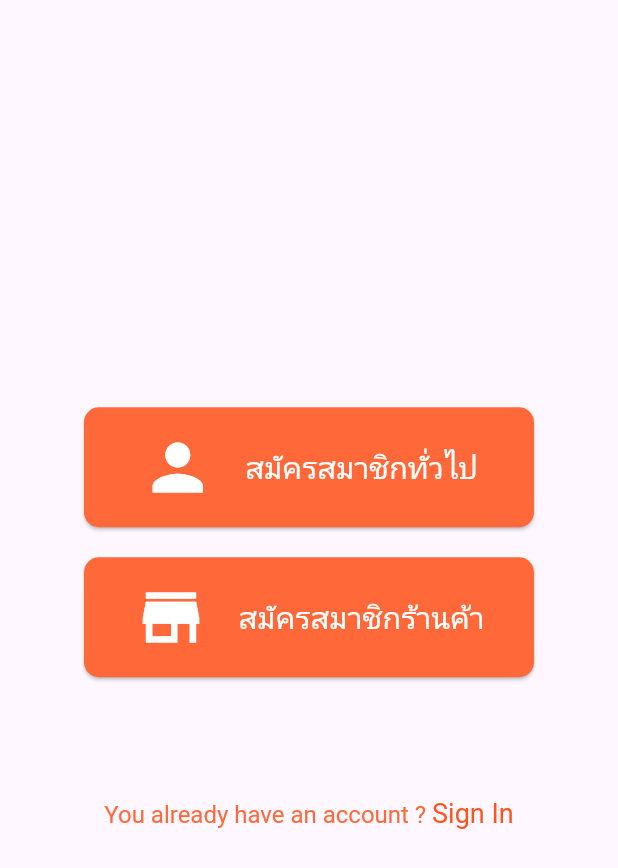
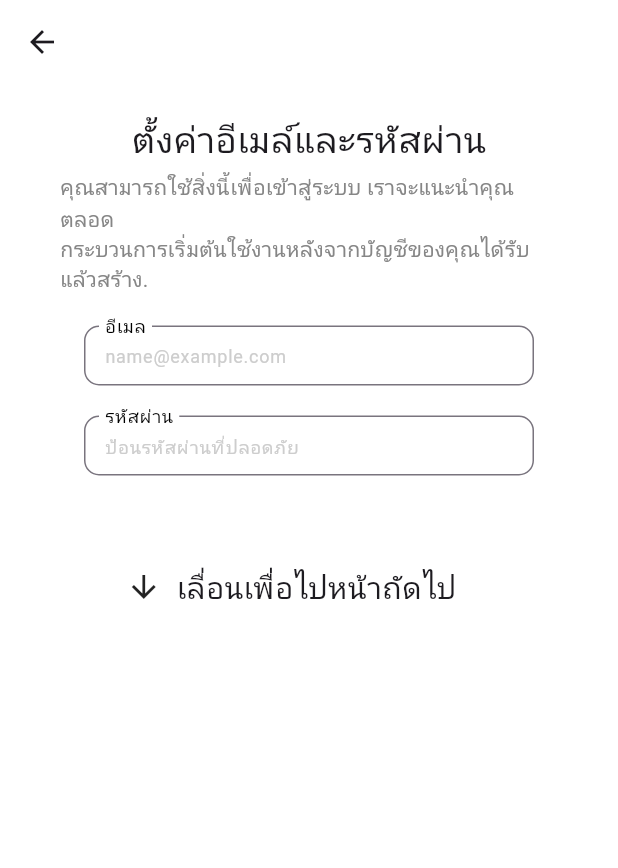
Before and after one commit to lovemxchine/Discount-Food_Project-Thesis, a Flutter app: the RegisterRole screen opened by its route, after a tap on "สมัครสมาชิกทั่วไป", on a phone screen of 412 x 824 dp. Shown: the top 868 px of the screen. Run offline on Flutter 3.47's test engine with Material 3 defaults, Android fonts, the phone set to English and light mode, and no system bars; our stand-ins replace firebase_auth, firebase_core, google_fonts, shared_preferences; missing offline and left inert: dart:ffi; accounts and stored records are empty; Roboto replaces fonts that are missing (Mitr).

Commit message:
doing signIn

```diff
--- a/mobile/lib/main.dart
+++ b/mobile/lib/main.dart
@@ -2,6 +2,8 @@ import 'package:firebase_core/firebase_core.dart';
 import 'package:flutter/material.dart';
 import 'package:google_fonts/google_fonts.dart';
 import 'package:mobile/firebase_options.dart';
+import 'package:mobile/user/page/registerCustomer.dart';
+import 'package:mobile/user/page/registerShopkeeper.dart';
 import 'package:mobile/user/page/signIn.dart';
 import 'package:mobile/user/page/registerRole.dart';
 import 'package:shared_preferences/shared_preferences.dart';
@@ -36,8 +38,8 @@ class _MyAppState extends State<MyApp> {
               '/': (context) => SignIn(),
               '/signIn': (context) => SignIn(),
               '/registerRole': (context) => RegisterRole(),
-              // '/customer': (context) => const CustomerScreen(),
-              // '/chef': (context) => const ChefScreen(),
+              '/registerRole/customer': (context) => RegisterCustomer(),
+              '/registerRole/shopkeeper': (context) =>  RegisterShopkeeper(),
               // '/manager': (context) => const ManagerScreen(),
               // '/employee': (context) => const EmployeeScreen(),
             }
--- /dev/null
+++ b/mobile/lib/user/page/registerCustomer.dart
@@ -0,0 +1,133 @@
+import 'dart:ffi';
+import 'dart:math';
+
+import 'package:flutter/foundation.dart';
+import 'package:flutter/material.dart';
+import 'package:flutter/widgets.dart';
+
+class RegisterCustomer extends StatefulWidget {
+  const RegisterCustomer({super.key});
+
+  @override
+  State<RegisterCustomer> createState() => _RegisterCustomerState();
+}
+
+
+class _RegisterCustomerState extends State<RegisterCustomer> {
+  final TextEditingController emailController = TextEditingController();
+  final TextEditingController passwordController = TextEditingController();
+  String email = '';
+  String password = '';
+
+  @override
+  void initState(){
+    super.initState();
+
+  }
+
+  @override
+  void dispose(){
+    emailController.dispose();
+    passwordController.dispose();
+
+    super.dispose();
+  }
+  @override
+  Widget build(BuildContext context) {
+    return Scaffold(
+      resizeToAvoidBottomInset: true,
+      appBar: AppBar(
+        backgroundColor: Colors.white,
+        surfaceTintColor: Colors.white,
+      )
+      ,body: PageView(
+        scrollDirection: Axis.vertical,
+        children: [
+          Container(
+            color: const Color.fromARGB(255, 255, 255, 255),
+            child:  Center(
+              child:Padding(
+                padding: EdgeInsets.only(left: 40,right: 40),
+                child: Column(
+                  children: [
+                    const SizedBox(height: 20,),
+                    const Text('ตั้งค่าอีเมล์และรหัสผ่าน',
+                      style: TextStyle(fontSize: 24)
+                    ),
+                    const SizedBox(height: 5,),
+                    const Text('คุณสามารถใช้สิ่งนี้เพื่อเข้าสู่ระบบ เราจะแนะนำคุณตลอด\nกระบวนการเริ่มต้นใช้งานหลังจากบัญชีของคุณได้รับ\nแล้วสร้าง.',
+                    style: TextStyle(color: Color.fromARGB(255, 134, 134, 134)),),
+                    const SizedBox(height: 20,),
+                    Container(
+                      width: 300,
+                      height: 40,
+                      child: TextField(
+                        style: TextStyle(fontSize: 14,color: const Color.fromARGB(255, 61, 61, 61)),
+                        decoration: InputDecoration(
+                          border: OutlineInputBorder(
+                            borderRadius: BorderRadius.circular(10.0),
+                            borderSide: BorderSide(color: Color(0x00E5E5E5))
+                          ),
+                          hintText: 'name@example.com',
+                          hintStyle: TextStyle(fontSize: 12,color: Color.fromARGB(255, 205, 205, 205)),
+                          labelText: 'อีเมล',
+                          labelStyle: TextStyle(color: Color.fromARGB(255, 0, 0, 0),),
+                          floatingLabelBehavior: FloatingLabelBehavior.always,
+                          focusedBorder: OutlineInputBorder(
+                            borderRadius: BorderRadius.circular(10.0),
+
+                        ),
+                        contentPadding: EdgeInsets.all(10)
+                        ),
+                        )
+                      ),
+                      const SizedBox(height: 20,),
+                                          Container(
+                      width: 300,
+                      height: 40,
+                      child: TextField(
+                        obscureText: true,
+                        style: TextStyle(fontSize: 14,color: const Color.fromARGB(255, 61, 61, 61)),
+                        decoration: InputDecoration(
+                          border: OutlineInputBorder(
+                            borderRadius: BorderRadius.circular(10.0),
+                            borderSide: BorderSide(color: Color(0x00E5E5E5))
+                          ),
+
+                          hintText: 'ป้อนรหัสผ่านที่ปลอดภัย',
+                          hintStyle: TextStyle(fontSize: 12,color: Color.fromARGB(255, 205, 205, 205)),
+                          labelText: 'รหัสผ่าน',
+                          labelStyle: TextStyle(color: Color.fromARGB(255, 0, 0, 0),),
+                          floatingLabelBehavior: FloatingLabelBehavior.always,
+                          focusedBorder: OutlineInputBorder(
+                            borderRadius: BorderRadius.circular(10.0),
+                        ),
+                        contentPadding: EdgeInsets.all(10)
+                        ),
+                        )
+                      ),
+                      const SizedBox(height: 60,),
+                      if(emailController != '' && passwordController != '')
+                      Container(
+                        child:const Row(
+                          mainAxisAlignment: MainAxisAlignment.center,
+                          children: [
+                            Icon(Icons.arrow_downward),
+                            SizedBox(width: 10,),
+                            Text('เลื่อนเพื่อไปหน้าถัดไป',style: TextStyle(fontSize: 20),),
+                            Icon(Icons.arrow_downward,color: Colors.transparent,),
+
+                            ],),)
+
+                    ],
+                ),)
+              )
+              ),
+          Container(color: Colors.green, child: Center(child: Text('โซน 2'))),
+          Container(color: Colors.blue, child: Center(child: Text('โซน 3'))),
+          Container(color: Colors.yellow, child: Center(child: Text('โซน 4'))),
+        ],
+      )
+      ,);
+  }
+}
--- a/mobile/lib/user/page/registerRole.dart
+++ b/mobile/lib/user/page/registerRole.dart
@@ -17,7 +17,7 @@ class RegisterRole extends StatelessWidget {
             children: [
              ElevatedButton(
             onPressed: () {
-             // Navigator.push(context, MaterialPageRoute(builder: (context) => Register()));
+              Navigator.pushNamed(context, '/registerRole/customer');
             },
             style: ElevatedButton.styleFrom(
               backgroundColor: Color(0xFFFF6838), // Button color
@@ -45,7 +45,7 @@ class RegisterRole extends StatelessWidget {
           SizedBox(height: 20,)
           ,ElevatedButton(
             onPressed: () {
-             // Navigator.push(context, MaterialPageRoute(builder: (context) => Register()));
+              Navigator.pushNamed(context, '/registerRole/shopkeeper');
             },
             style: ElevatedButton.styleFrom(
               backgroundColor: Color(0xFFFF6838), // Button color
--- /dev/null
+++ b/mobile/lib/user/page/registerShopkeeper.dart
@@ -0,0 +1,15 @@
+import 'package:flutter/foundation.dart';
+import 'package:flutter/material.dart';
+
+class RegisterShopkeeper extends StatelessWidget {
+  const RegisterShopkeeper({super.key});
+
+  @override
+  Widget build(BuildContext context) {
+    return Scaffold(
+      appBar: AppBar(
+        backgroundColor: Colors.white,
+      )
+      ,);
+  }
+}
--- a/mobile/lib/user/page/signIn.dart
+++ b/mobile/lib/user/page/signIn.dart
@@ -37,6 +37,7 @@ class _SignInState extends State<SignIn> {
   @override
   Widget build(BuildContext context) {
     return Scaffold(
+      resizeToAvoidBottomInset: false,
       body: Center(
         child: Padding(
           padding: const EdgeInsets.all(24.0),
```
